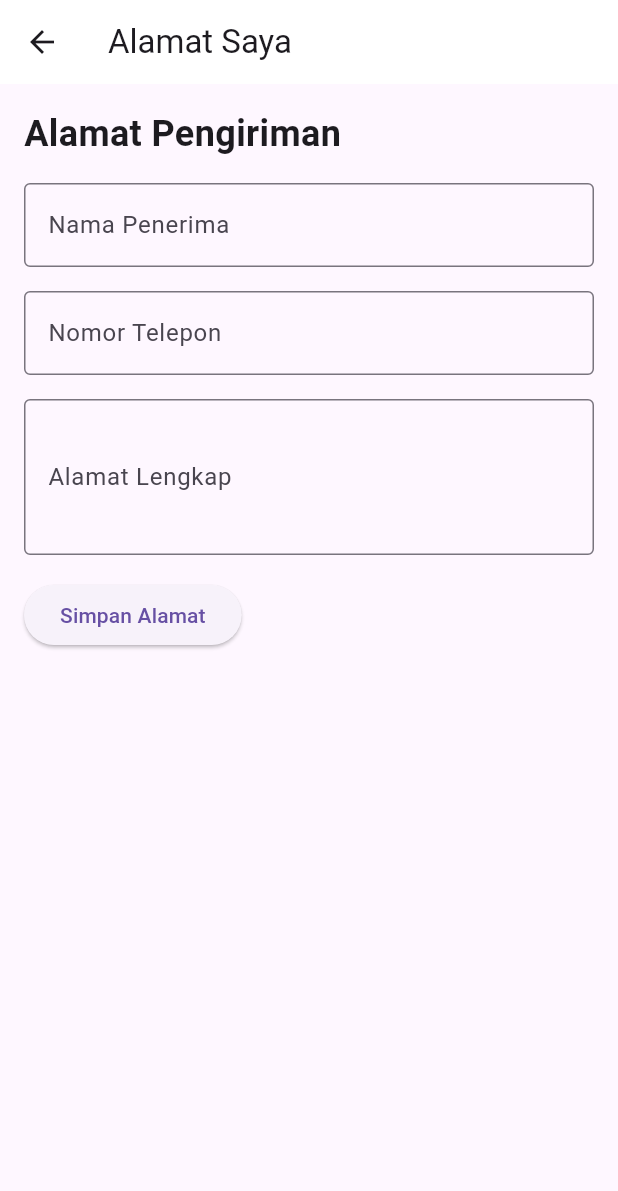
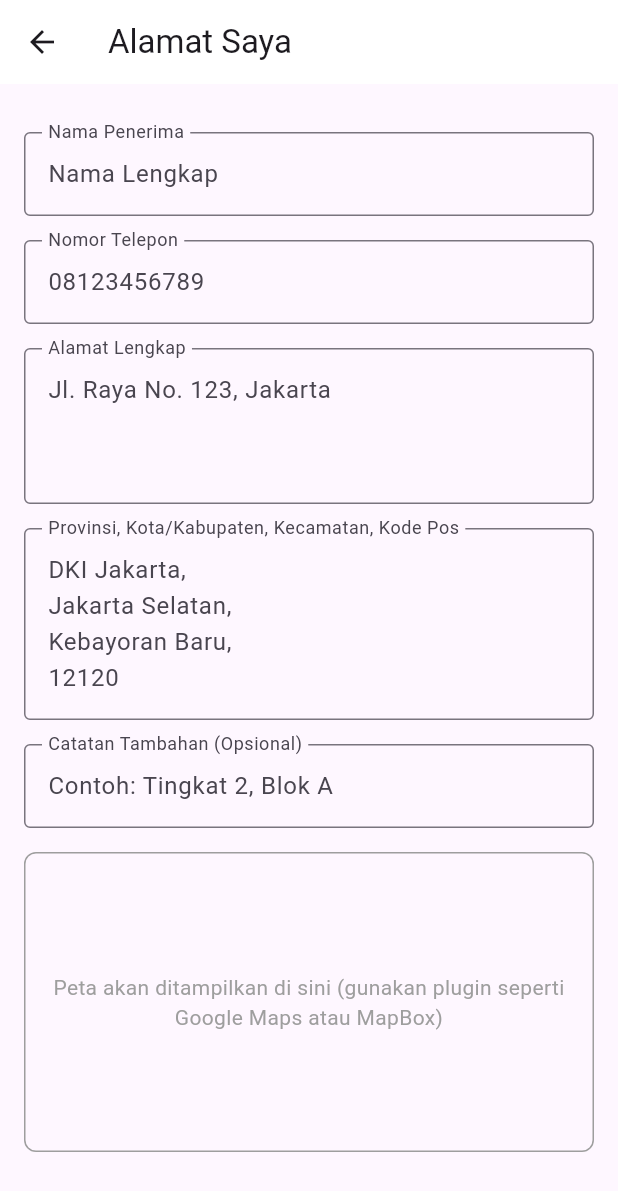
Before and after one commit to beginnener/Kelompok7-PROVIS-TUBES-C223, a Flutter app: the AddressPage screen opened directly, on a phone screen of 412 x 824 dp. Shown: the top 1191 px of the screen. Run offline on Flutter 3.47's test engine with Material 3 defaults, Android fonts, the phone set to English and light mode, and no system bars; network calls fail.

Commit message:
alamat, informasi aplikasi, bahasa, rekening udah beres sisanya besok lagi  (turu dulu)

```diff
--- a/lib/pages/address.dart
+++ b/lib/pages/address.dart
@@ -25,14 +25,12 @@ class AddressPage extends StatelessWidget {
         child: Column(
           crossAxisAlignment: CrossAxisAlignment.start,
           children: [
-            const Text(
-              'Alamat Pengiriman',
-              style: TextStyle(fontSize: 24, fontWeight: FontWeight.bold),
-            ),
             const SizedBox(height: 16),
             TextField(
               decoration: InputDecoration(
                 labelText: 'Nama Penerima',
+                floatingLabelBehavior: FloatingLabelBehavior.always,
+                hintText: 'Nama Lengkap',
                 border: OutlineInputBorder(),
               ),
             ),
@@ -40,6 +38,8 @@ class AddressPage extends StatelessWidget {
             TextField(
               decoration: InputDecoration(
                 labelText: 'Nomor Telepon',
+                floatingLabelBehavior: FloatingLabelBehavior.always,
+                hintText: '08123456789',
                 border: OutlineInputBorder(),
               ),
             ),
@@ -47,17 +47,51 @@ class AddressPage extends StatelessWidget {
             TextField(
               decoration: InputDecoration(
                 labelText: 'Alamat Lengkap',
+                floatingLabelBehavior: FloatingLabelBehavior.always,
+                hintText: 'Jl. Raya No. 123, Jakarta',
                 border: OutlineInputBorder(),
               ),
               maxLines: 3,
             ),
             const SizedBox(height: 16),
-            ElevatedButton(
-              onPressed: () {
-                // Handle save address action
-              },
-              child: const Text('Simpan Alamat'),
+            TextField(
+              decoration: InputDecoration(
+                labelText: 'Provinsi, Kota/Kabupaten, Kecamatan, Kode Pos',
+                floatingLabelBehavior: FloatingLabelBehavior.always,
+                hintText:
+                'DKI Jakarta,\n'
+                'Jakarta Selatan,\n'
+                'Kebayoran Baru,\n'
+                '12120',
+                border: OutlineInputBorder(),
+              ),
+              maxLines: 4,
             ),
+            const SizedBox(height: 16),
+            TextField(
+              decoration: InputDecoration(
+                labelText: 'Catatan Tambahan (Opsional)',
+                floatingLabelBehavior: FloatingLabelBehavior.always,
+                hintText: 'Contoh: Tingkat 2, Blok A',
+                border: OutlineInputBorder(),
+              ),
+            ),
+            const SizedBox(height: 16),
+            Container(
+              height: 200,
+              width: double.infinity,
+              decoration: BoxDecoration(
+              border: Border.all(color: Colors.grey),
+              borderRadius: BorderRadius.circular(8),
+              ),
+              child: const Center(
+              child: Text(
+                'Peta akan ditampilkan di sini (gunakan plugin seperti Google Maps atau MapBox)',
+                style: TextStyle(color: Colors.grey),
+                textAlign: TextAlign.center,
+              ),
+              ),
+            )
           ],
         ),
       ),
```
Also changed, not shown: lib/pages/appinfo.dart (+11 -1 lines), lib/pages/language.dart (+50 -1 lines), lib/pages/rekening.dart (+63 -16 lines).
